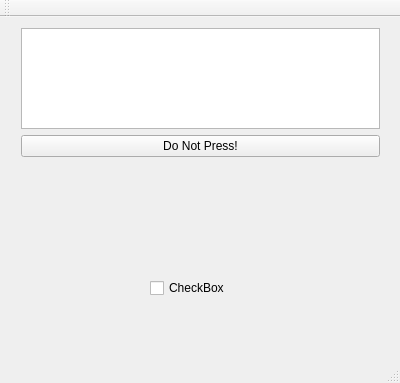
Ajiperuyellow/pomodoro, file pomodorowidget.ui: the form before one commit.
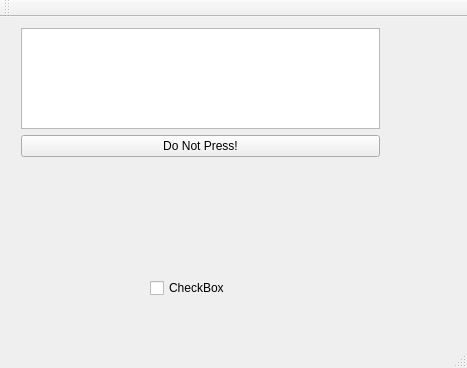
The form after the commit.

```diff
--- a/pomodorowidget.ui
+++ b/pomodorowidget.ui
@@ -6,8 +6,8 @@
    <rect>
     <x>0</x>
     <y>0</y>
-    <width>400</width>
-    <height>383</height>
+    <width>467</width>
+    <height>368</height>
    </rect>
   </property>
   <property name="windowTitle">
```
Left out of the diff: 2 changed lines with no effect on the pictures.
